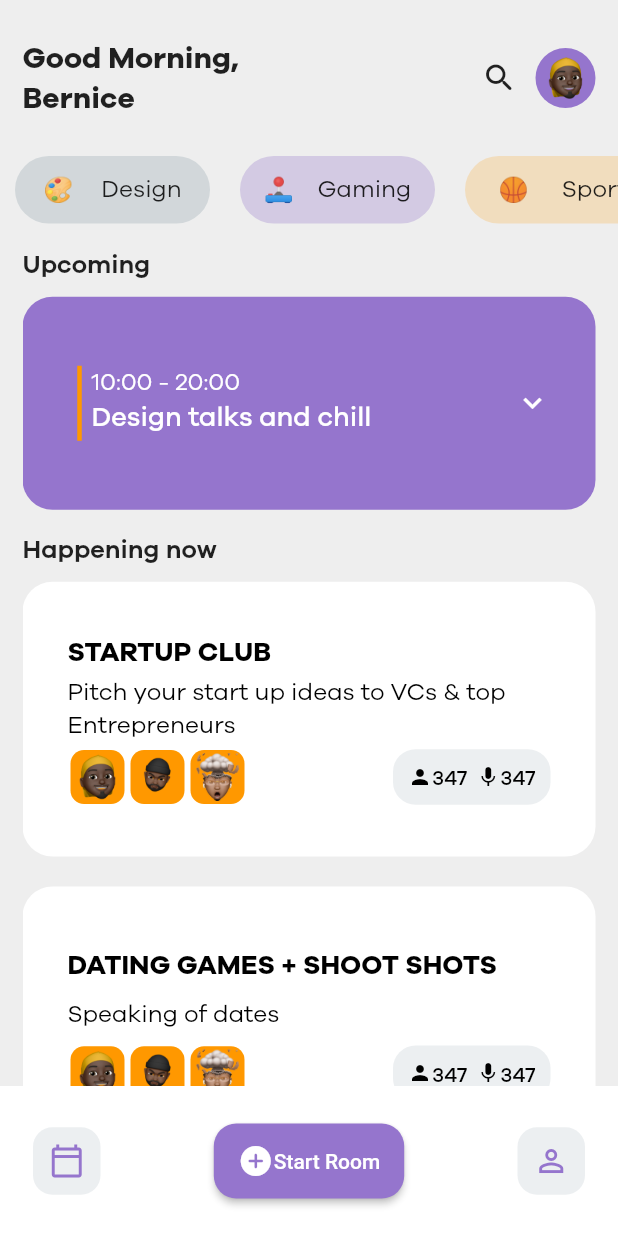
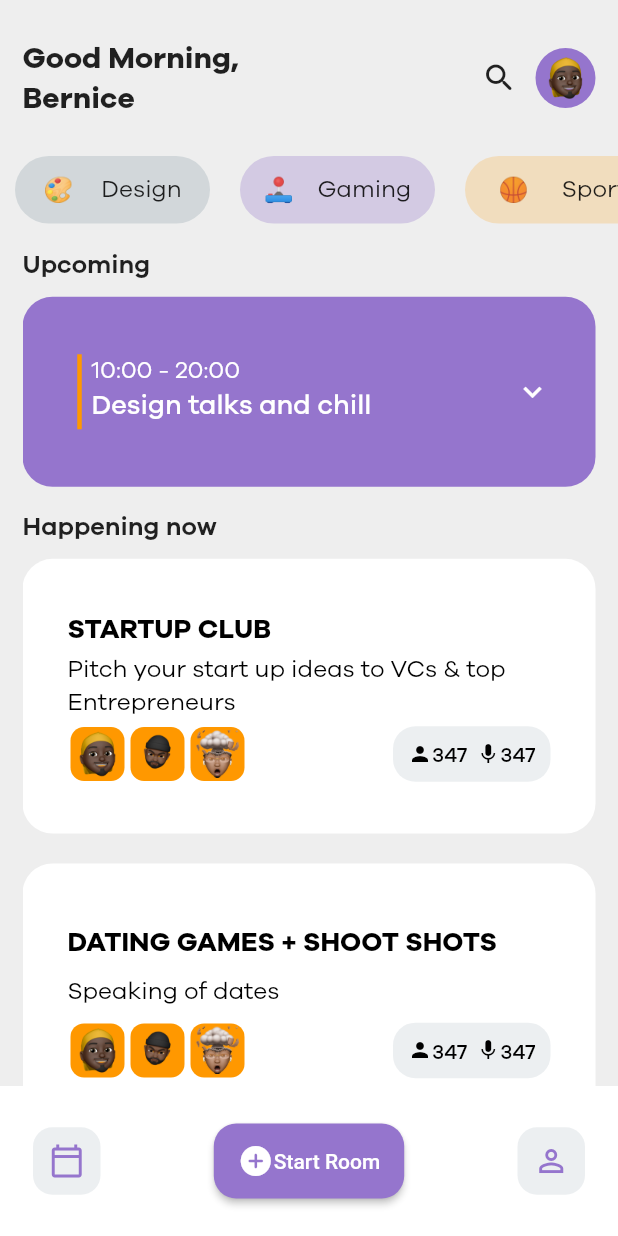
Before and after one commit to Codesait/geekHouse, a Flutter app: the screen it shows after launch, on a phone screen of 412 x 824 dp. Run offline on Flutter 3.47's test engine with Material 2 defaults, Android fonts, the phone set to English and light mode, and no system bars.

Commit message:
home page completed

```diff
--- a/lib/widget/upComingTablet.dart
+++ b/lib/widget/upComingTablet.dart
@@ -9,7 +9,7 @@ class UpComings extends StatelessWidget {
   Widget build(BuildContext context) {
     return Container(
       width: fullWidth(context),
-      height: fullHeigth(context)/5.8,
+      height: fullHeigth(context)/6.5,
       padding: const EdgeInsets.all(30),
       decoration: BoxDecoration(
           borderRadius: BorderRadius.circular(20),
```
